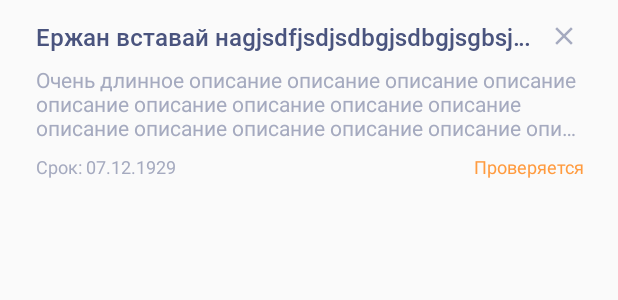
After one commit to clerkApplication/clerkapp, an Android app: the layout item_task.xml on its own in the app's theme, with its tools: preview values and no code run, on a phone screen of 412 x 824 dp. The commit adds this screen. Shown: the top 300 px of the screen. Run offline under Robolectric (Android 15) with nearby library versions, the phone set to English and light mode, and no system bars.

Commit message:
Добавлен экран задач

```diff
--- a/app/src/main/java/ru/project/clerkapp/main/MainActivity.kt
+++ b/app/src/main/java/ru/project/clerkapp/main/MainActivity.kt
@@ -8,6 +8,7 @@ import com.arellomobile.mvp.presenter.InjectPresenter
 import kotlinx.android.synthetic.main.activity_main.*
 import kotlinx.android.synthetic.main.toolbar.*
 import ru.project.clerkapp.R
+import ru.project.clerkapp.main.tasks.TasksFragment
 import ru.project.clerkapp.utils.Extensions.changeVisibilityState
 
 class MainActivity : MvpAppCompatActivity(), MainView {
@@ -29,19 +30,19 @@ class MainActivity : MvpAppCompatActivity(), MainView {
 
     private fun setupBottomNavigationView() {
         bottomNavigation.selectedItemId = R.id.action_task
-        bottomNavigation.setOnNavigationItemSelectedListener {
+        bottomNavigation.setOnNavigationItemReselectedListener {
             when (it.itemId) {
                 R.id.action_chat -> {
                     changeBottomNavigationLineVisibility(chatLine)
                 }
                 R.id.action_task -> {
                     changeBottomNavigationLineVisibility(taskLine)
+                    presenter.openFragment(TasksFragment())
                 }
                 R.id.action_profile -> {
                     changeBottomNavigationLineVisibility(profileLine)
                 }
             }
-            true
         }
     }
 
--- /dev/null
+++ b/app/src/main/res/drawable/ic_add.xml
@@ -0,0 +1,5 @@
+<vector android:height="24dp" android:tint="#FFFFFF"
+    android:viewportHeight="24.0" android:viewportWidth="24.0"
+    android:width="24dp" xmlns:android="http://schemas.android.com/apk/res/android">
+    <path android:fillColor="#FF000000" android:pathData="M19,13h-6v6h-2v-6H5v-2h6V5h2v6h6v2z"/>
+</vector>
--- /dev/null
+++ b/app/src/main/res/drawable/ic_close.xml
@@ -0,0 +1,10 @@
+<vector xmlns:android="http://schemas.android.com/apk/res/android"
+    android:width="20dp"
+    android:height="20dp"
+    android:tint="#A5AABF"
+    android:viewportWidth="24.0"
+    android:viewportHeight="24.0">
+    <path
+        android:fillColor="#FF000000"
+        android:pathData="M19,6.41L17.59,5 12,10.59 6.41,5 5,6.41 10.59,12 5,17.59 6.41,19 12,13.41 17.59,19 19,17.59 13.41,12z" />
+</vector>
--- /dev/null
+++ b/app/src/main/res/layout/item_task.xml
@@ -0,0 +1,73 @@
+<?xml version="1.0" encoding="utf-8"?>
+<androidx.constraintlayout.widget.ConstraintLayout xmlns:android="http://schemas.android.com/apk/res/android"
+    xmlns:app="http://schemas.android.com/apk/res-auto"
+    android:layout_width="match_parent"
+    android:layout_height="wrap_content"
+    android:layout_marginStart="16dp"
+    android:layout_marginTop="4dp"
+    android:layout_marginEnd="16dp"
+    android:padding="6dp">
+
+    <TextView
+        android:id="@+id/taskTitle"
+        style="@style/defaultText"
+        android:layout_width="0dp"
+        android:layout_height="wrap_content"
+        android:layout_margin="2dp"
+        android:ellipsize="end"
+        android:fontFamily="@font/roboto_medium"
+        android:maxLines="1"
+        android:text="Ержан вставай наgjsdfjsdjsdbgjsdbgjsgbsjdg работу пора"
+        android:textSize="16sp"
+        app:layout_constraintBottom_toBottomOf="@id/taskCloseImageView"
+        app:layout_constraintEnd_toStartOf="@id/taskCloseImageView"
+        app:layout_constraintStart_toStartOf="parent"
+        app:layout_constraintTop_toTopOf="@id/taskCloseImageView" />
+
+    <TextView
+        android:id="@+id/taskDescription"
+        android:layout_width="0dp"
+        android:layout_height="wrap_content"
+        android:layout_marginTop="8dp"
+        android:ellipsize="end"
+        android:maxLines="3"
+        android:text="Очень длинное описание описание описание описание описание описание описание описание описание описание описание описание описание описание описание описание описание описание описание описание описание описание описание описание описание описание описание описание описание описание описание описание описание описание описание описание описание описание описание описание описание описание описание описание описание описание описание описание описание описание описание описание описание описание описание описание описание описание описание описание описание описание "
+        android:textColor="@color/greyTextColor"
+        android:textSize="14sp"
+        app:layout_constraintEnd_toEndOf="@id/taskCloseImageView"
+        app:layout_constraintStart_toStartOf="@id/taskTitle"
+        app:layout_constraintTop_toBottomOf="@id/taskTitle" />
+
+    <TextView
+        android:id="@+id/taskDeadLine"
+        android:layout_width="wrap_content"
+        android:layout_height="wrap_content"
+        android:layout_marginTop="8dp"
+        android:text="Срок: 07.12.1929"
+        android:textColor="@color/greyTextColor"
+        android:textSize="12sp"
+        app:layout_constraintStart_toStartOf="@id/taskDescription"
+        app:layout_constraintTop_toBottomOf="@id/taskDescription" />
+
+    <TextView
+        android:id="@+id/taskStatus"
+        android:layout_width="wrap_content"
+        android:layout_height="wrap_content"
+        android:layout_marginTop="8dp"
+        android:text="Проверяется"
+        android:textColor="@color/activeOrangeColor"
+        android:textSize="12sp"
+        app:layout_constraintEnd_toEndOf="parent"
+        app:layout_constraintTop_toBottomOf="@id/taskDescription" />
+
+    <ImageView
+        android:id="@+id/taskCloseImageView"
+        android:layout_width="wrap_content"
+        android:layout_height="wrap_content"
+        android:contentDescription="@string/close"
+        android:padding="4dp"
+        android:src="@drawable/ic_close"
+        app:layout_constraintEnd_toEndOf="parent"
+        app:layout_constraintTop_toTopOf="parent" />
+
+</androidx.constraintlayout.widget.ConstraintLayout>
--- a/app/src/main/res/values/colors.xml
+++ b/app/src/main/res/values/colors.xml
@@ -17,8 +17,10 @@
     <color name="spinnerBackground">#E2E8F9</color>
 
     <color name="darkTextColor">#614A547E</color>
-    <color name="textColor">#4A547E</color>
+    <color name="defaultTextColor">#4A547E</color>
     <color name="bottomLineColor">#804A547E</color>
+
+    <color name="greyTextColor">#A5AABF</color>
 
     <color name="inactiveViewColor">#A5AABF</color>
 
--- a/app/src/main/res/values/strings.xml
+++ b/app/src/main/res/values/strings.xml
@@ -31,6 +31,7 @@
     <string name="chat">Чат</string>
     <string name="tasks">Задачи</string>
     <string name="profile">Профиль</string>
+    <string name="close">Close</string>
 
 
     <string-array name="ranks">
--- a/app/src/main/res/values/styles.xml
+++ b/app/src/main/res/values/styles.xml
@@ -66,7 +66,7 @@
     </style>
 
     <style name="defaultText">
-        <item name="android:textColor">@color/textColor</item>
+        <item name="android:textColor">@color/defaultTextColor</item>
         <item name="android:textSize">14sp</item>
     </style>
 
```
Also changed, not shown: app/src/main/java/ru/project/clerkapp/entities/Task.kt (added, +11 -0 lines), app/src/main/java/ru/project/clerkapp/main/MainPresenter.kt (+9 -0 lines), app/src/main/java/ru/project/clerkapp/main/tasks/TasksFragment.kt (+14 -0 lines), app/src/main/java/ru/project/clerkapp/main/tasks/recycler_view/TasksAdapter.kt (added, +34 -0 lines), app/src/main/res/layout/fragment_tasks.xml (added, +53 -0 lines).
